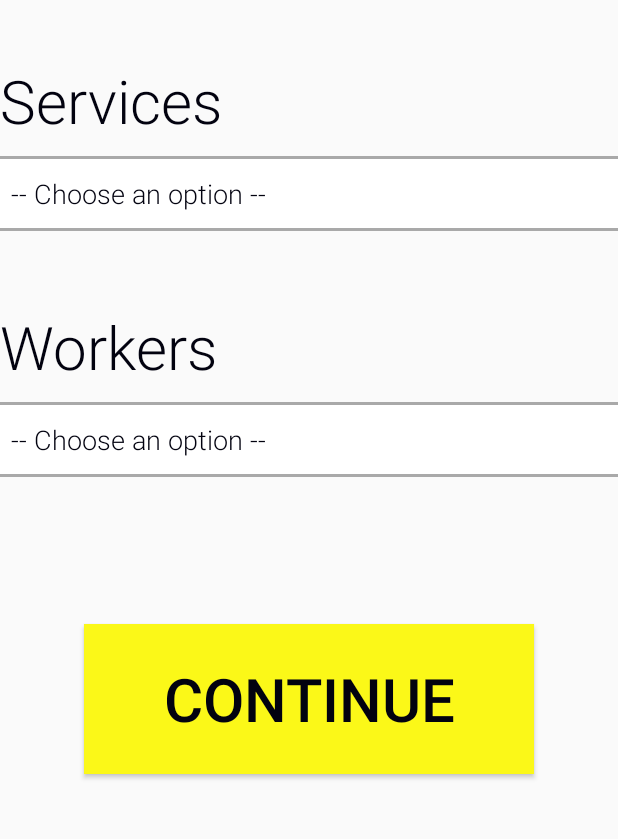
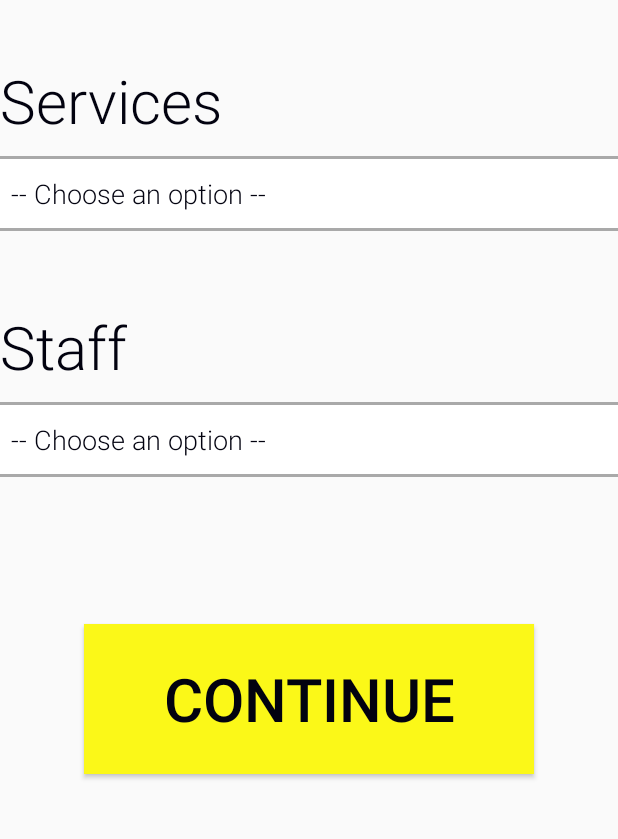
Before and after one commit to alvee07/OpenDoor, an Android app: the ServicesActivity screen opened directly, with no data from a screen before it, on a phone screen of 412 x 824 dp, the part 315-1154 px from its top. Run offline under Robolectric (Android 15) with nearby library versions, the phone set to English and light mode, and no system bars.

Commit message:
Minor changes to design of application

```diff
--- a/app/src/main/res/values/strings.xml
+++ b/app/src/main/res/values/strings.xml
@@ -48,7 +48,7 @@
     <string name="servicesHowCanWeHelp">How Can We Help You?</string>
     <string name="workersWhoDoYouWantToSee">Who Do You Want To Visit Today?</string>
     <string name="services">Services</string>
-    <string name="workers">Workers</string>
+    <string name="workers">Staff</string>
 
 
     // Emotions Activity
@@ -59,6 +59,6 @@
 
     // Confirmation Activity
     <string name="thanksUser">Thanks\&#160;</string>
-    <string name="confirmationMessage">Someone Will Help You Shortly.</string>
+    <string name="confirmationMessage">Someone Will Be With You Shortly.</string>
 
 </resources>
```
